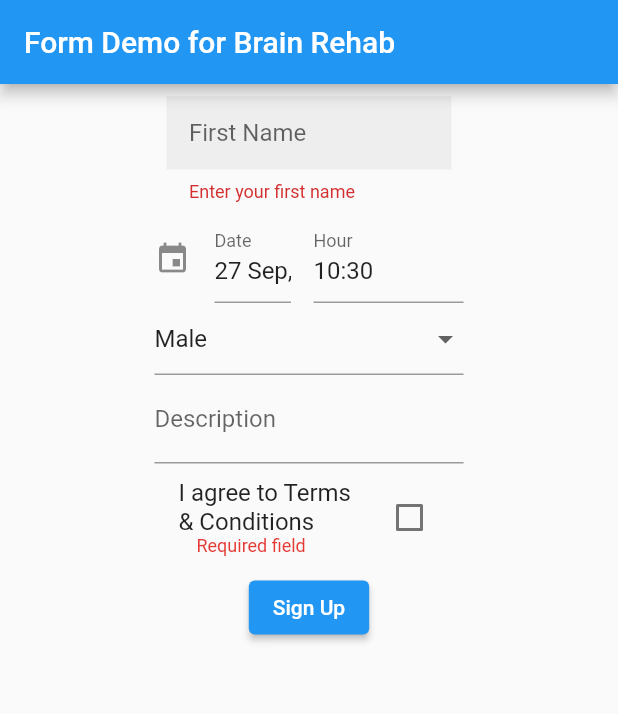
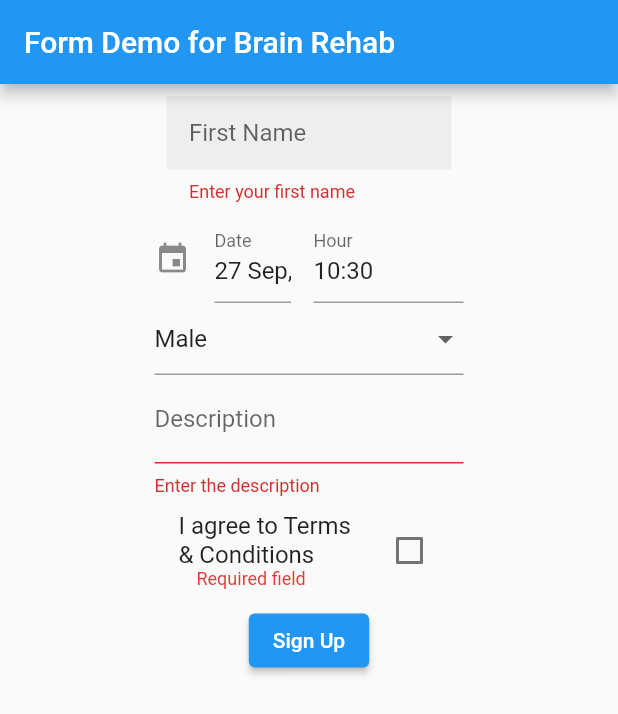
Before and after one commit to brookecheney/flutter_app, a Flutter app: the screen it shows after launch, after a tap on "Sign Up", on a phone screen of 412 x 824 dp. Shown: the top 714 px of the screen. Run offline on Flutter 3.47's test engine with Material 2 defaults, Android fonts, the phone set to English and light mode, and no system bars; drawn by our look-alikes of date_time_picker; our stand-ins replace validators.

Commit message:
Update main.dart

```diff
--- a/lib/main.dart
+++ b/lib/main.dart
@@ -121,11 +121,13 @@ String dropdownValue = "Male";
                         dropdownValue = newValue;
                       });
                     },
-                    validator: (String value) {
-                      if (value?.isEmpty ?? true) {
-                        return 'Please enter your gender';
+                        validator: (String value) {
+                      if (value.isEmpty) {
+                        return 'Enter your Gender';
                       }
+                      return null;
                     },
+
                     items: typeNeg
                         .map<DropdownMenuItem<String>>((String value) {
                       return DropdownMenuItem<String>(
@@ -149,6 +151,12 @@ String dropdownValue = "Male";
                 onFieldSubmitted: (value) {
                   //Validator
                 },
+                      validator: (String value) {
+                      if (value.isEmpty) {
+                        return 'Enter the description';
+                      }
+                      return null;
+                    },
 
 
 
```
